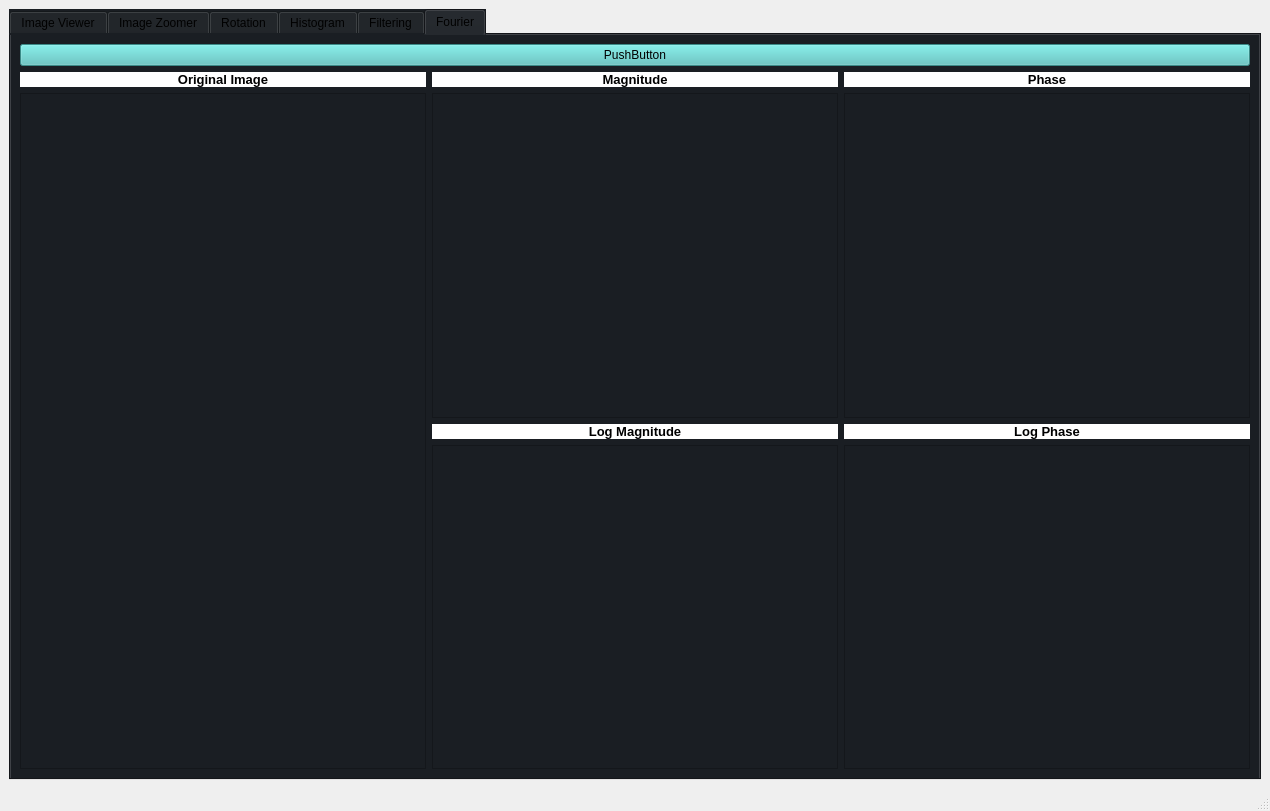
This is GUI2.ui in FarahGamal/Image-Processing-Toolbox as Qt 5 draws it before an edit. The edited form follows.
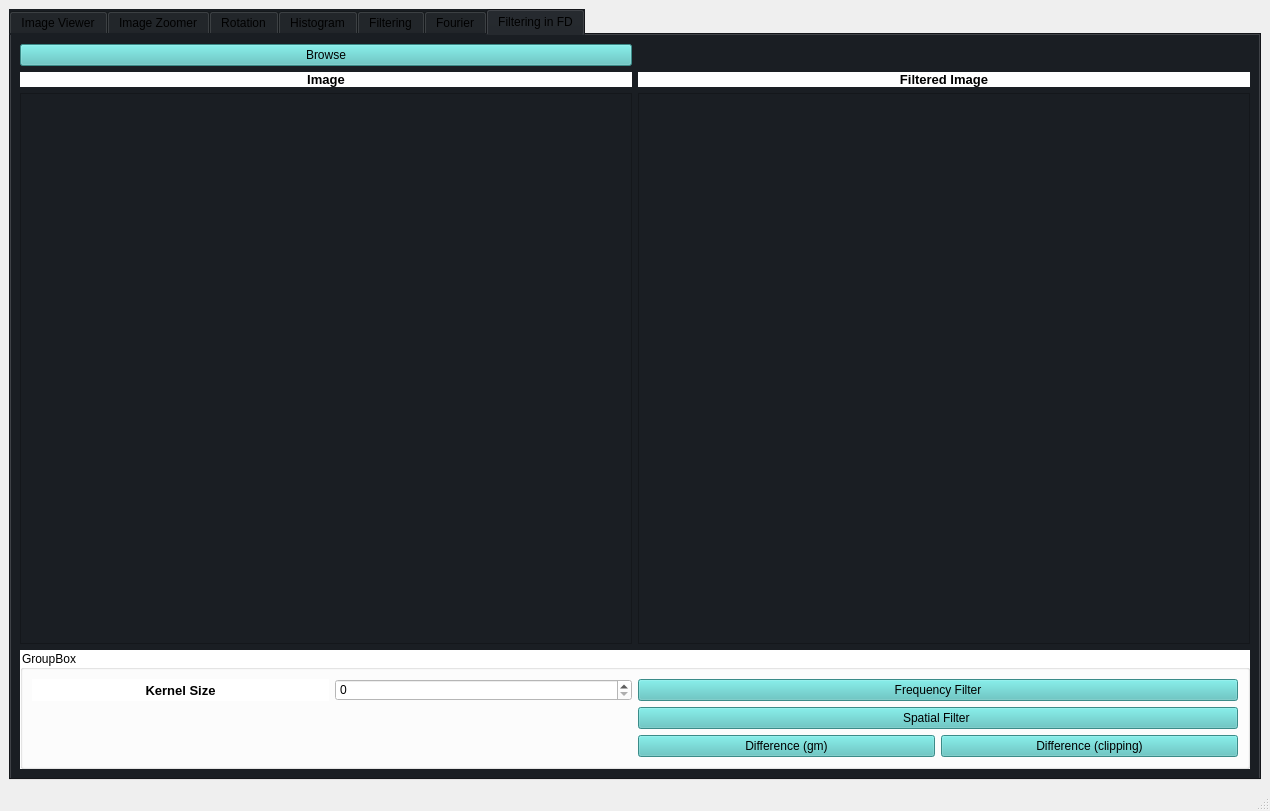
This is the edited form.

```diff
--- a/GUI2.ui
+++ b/GUI2.ui
@@ -21,7 +21,7 @@
        <string notr="true">background-color: rgb(26, 30, 35);</string>
       </property>
       <property name="currentIndex">
-       <number>5</number>
+       <number>6</number>
       </property>
       <widget class="QWidget" name="imageViewerTab">
        <attribute name="title">
@@ -1853,6 +1853,203 @@
         </item>
        </layout>
       </widget>
+      <widget class="QWidget" name="filteringInFourierDomainTab">
+       <attribute name="title">
+        <string>Filtering in FD</string>
+       </attribute>
+       <layout class="QGridLayout" name="gridLayout_41">
+        <item row="3" column="0" colspan="2">
+         <widget class="QGroupBox" name="groupBox_3">
+          <property name="styleSheet">
+           <string notr="true">background-color: rgb(255, 255, 255);</string>
+          </property>
+          <property name="title">
+           <string>GroupBox</string>
+          </property>
+          <layout class="QGridLayout" name="gridLayout_39">
+           <item row="0" column="1">
+            <widget class="QSpinBox" name="spinBox"/>
+           </item>
+           <item row="0" column="0">
+            <widget class="QLabel" name="label_26">
+             <property name="font">
+              <font>
+               <pointsize>10</pointsize>
+               <weight>75</weight>
+               <bold>true</bold>
+              </font>
+             </property>
+             <property name="text">
+              <string>Kernel Size</string>
+             </property>
+             <property name="alignment">
+              <set>Qt::AlignCenter</set>
+             </property>
+            </widget>
+           </item>
+           <item row="2" column="2">
+            <widget class="QPushButton" name="differenceGMPushButton">
+             <property name="styleSheet">
+              <string notr="true">background-color: rgb(83, 194, 191);</string>
+             </property>
+             <property name="text">
+              <string>Difference (gm)</string>
+             </property>
+             <property name="checkable">
+              <bool>true</bool>
+             </property>
+             <attribute name="buttonGroup">
+              <string notr="true">buttonGroup_4</string>
+             </attribute>
+            </widget>
+           </item>
+           <item row="0" column="2" colspan="2">
+            <widget class="QPushButton" name="frequencyPushButton">
+             <property name="styleSheet">
+              <string notr="true">background-color: rgb(83, 194, 191);</string>
+             </property>
+             <property name="text">
+              <string>Frequency Filter</string>
+             </property>
+             <property name="checkable">
+              <bool>true</bool>
+             </property>
+             <attribute name="buttonGroup">
+              <string notr="true">buttonGroup_4</string>
+             </attribute>
+            </widget>
+           </item>
+           <item row="2" column="3">
+            <widget class="QPushButton" name="differenceClippingPushButton">
+             <property name="styleSheet">
+              <string notr="true">background-color: rgb(83, 194, 191);</string>
+             </property>
+             <property name="text">
+              <string>Difference (clipping)</string>
+             </property>
+             <property name="checkable">
+              <bool>true</bool>
+             </property>
+             <attribute name="buttonGroup">
+              <string notr="true">buttonGroup_4</string>
+             </attribute>
+            </widget>
+           </item>
+           <item row="1" column="2" colspan="2">
+            <widget class="QPushButton" name="spatialPushButton">
+             <property name="styleSheet">
+              <string notr="true">background-color: rgb(83, 194, 191);</string>
+             </property>
+             <property name="text">
+              <string>Spatial Filter </string>
+             </property>
+             <property name="checkable">
+              <bool>true</bool>
+             </property>
+             <attribute name="buttonGroup">
+              <string notr="true">buttonGroup_4</string>
+             </attribute>
+            </widget>
+           </item>
+          </layout>
+         </widget>
+        </item>
+        <item row="1" column="1">
+         <widget class="QLabel" name="label_25">
+          <property name="font">
+           <font>
+            <pointsize>10</pointsize>
+            <weight>75</weight>
+            <bold>true</bold>
+           </font>
+          </property>
+          <property name="styleSheet">
+           <string notr="true">background-color: rgb(255, 255, 255);</string>
+          </property>
+          <property name="text">
+           <string>Filtered Image</string>
+          </property>
+          <property name="alignment">
+           <set>Qt::AlignCenter</set>
+          </property>
+         </widget>
+        </item>
+        <item row="2" column="1">
+         <widget class="QScrollArea" name="scrollArea_21">
+          <property name="widgetResizable">
+           <bool>true</bool>
+          </property>
+          <widget class="QWidget" name="scrollAreaWidgetContents_21">
+           <property name="geometry">
+            <rect>
+             <x>0</x>
+             <y>0</y>
+             <width>604</width>
+             <height>477</height>
+            </rect>
+           </property>
+           <layout class="QGridLayout" name="gridLayout_37">
+            <item row="0" column="0">
+             <layout class="QGridLayout" name="filteredImageGridLayout"/>
+            </item>
+           </layout>
+          </widget>
+         </widget>
+        </item>
+        <item row="1" column="0">
+         <widget class="QLabel" name="label_24">
+          <property name="font">
+           <font>
+            <pointsize>10</pointsize>
+            <weight>75</weight>
+            <bold>true</bold>
+           </font>
+          </property>
+          <property name="styleSheet">
+           <string notr="true">background-color: rgb(255, 255, 255);</string>
+          </property>
+          <property name="text">
+           <string>Image</string>
+          </property>
+          <property name="alignment">
+           <set>Qt::AlignCenter</set>
+          </property>
+         </widget>
+        </item>
+        <item row="2" column="0">
+         <widget class="QScrollArea" name="scrollArea_17">
+          <property name="widgetResizable">
+           <bool>true</bool>
+          </property>
+          <widget class="QWidget" name="scrollAreaWidgetContents_17">
+           <property name="geometry">
+            <rect>
+             <x>0</x>
+             <y>0</y>
+             <width>605</width>
+             <height>477</height>
+            </rect>
+           </property>
+           <layout class="QGridLayout" name="gridLayout_35">
+            <item row="0" column="0">
+             <layout class="QGridLayout" name="imagegridLayout"/>
+            </item>
+           </layout>
+          </widget>
+         </widget>
+        </item>
+        <item row="0" column="0">
+         <widget class="QPushButton" name="browseFDPushButton">
+          <property name="styleSheet">
+           <string notr="true">background-color: rgb(83, 194, 191);</string>
+          </property>
+          <property name="text">
+           <string>Browse</string>
+          </property>
+         </widget>
+        </item>
+       </layout>
+      </widget>
      </widget>
     </item>
    </layout>
```
Left out of the diff: 11 changed lines with no effect on the pictures.
